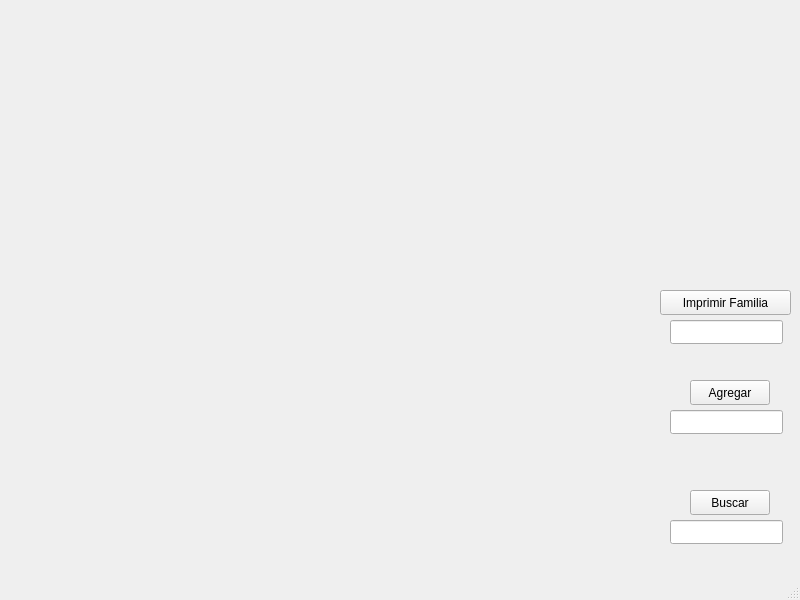
Before: the Qt Designer form CieloVsInfierno/mainwindow.ui in Fao2212/PrograIIEstructuras, drawn with Qt 5.
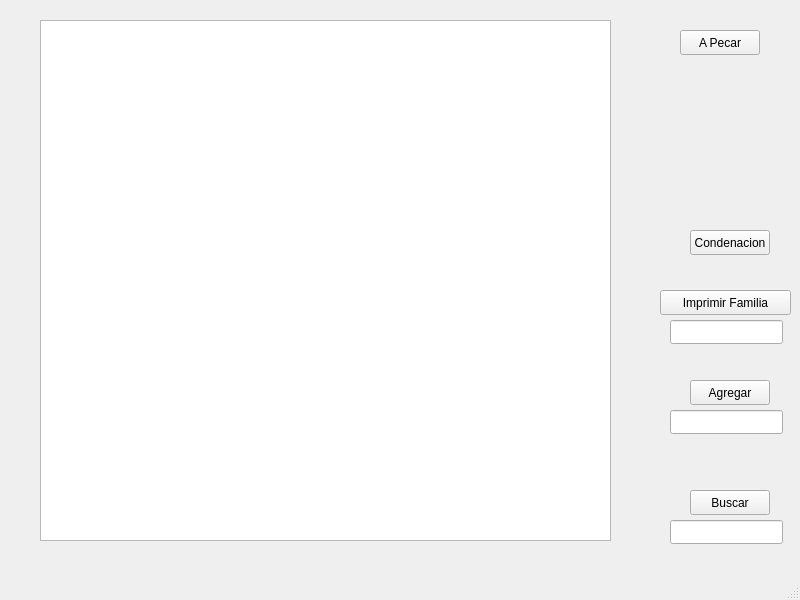
After: the same form once the commit is applied.

```diff
--- a/CieloVsInfierno/mainwindow.ui
+++ b/CieloVsInfierno/mainwindow.ui
@@ -83,6 +83,42 @@
      </rect>
     </property>
    </widget>
+   <widget class="QListWidget" name="txtTemporal">
+    <property name="geometry">
+     <rect>
+      <x>40</x>
+      <y>20</y>
+      <width>571</width>
+      <height>521</height>
+     </rect>
+    </property>
+   </widget>
+   <widget class="QPushButton" name="pushButton_4">
+    <property name="geometry">
+     <rect>
+      <x>680</x>
+      <y>30</y>
+      <width>80</width>
+      <height>25</height>
+     </rect>
+    </property>
+    <property name="text">
+     <string>A Pecar</string>
+    </property>
+   </widget>
+   <widget class="QPushButton" name="btnCondenacion">
+    <property name="geometry">
+     <rect>
+      <x>690</x>
+      <y>230</y>
+      <width>80</width>
+      <height>25</height>
+     </rect>
+    </property>
+    <property name="text">
+     <string>Condenacion</string>
+    </property>
+   </widget>
   </widget>
   <widget class="QMenuBar" name="menubar">
    <property name="geometry">
```
